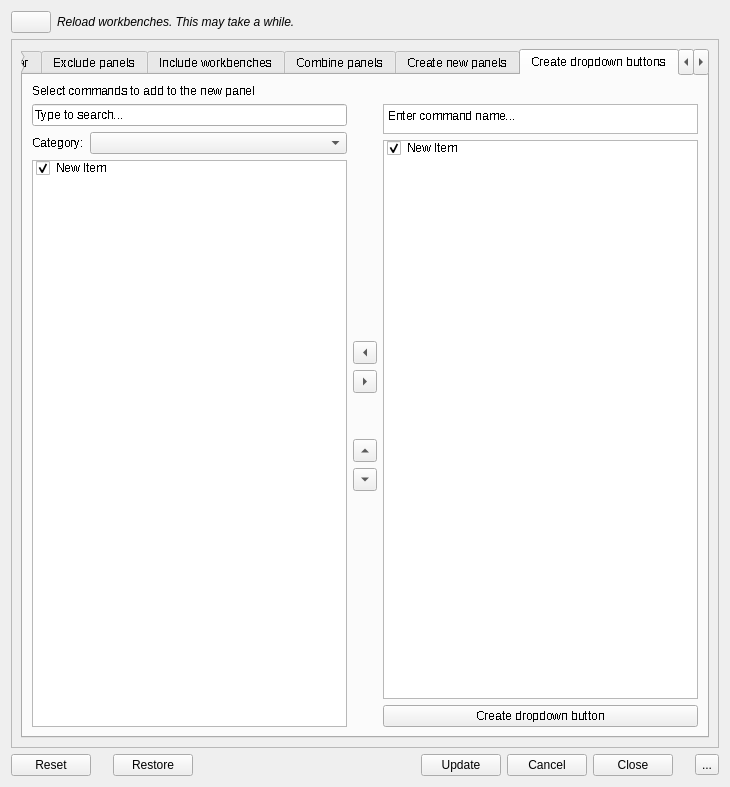
First picture: the form in Resources/ui/Design.ui, repository APEbbers/FreeCAD-Ribbon, before the edit.
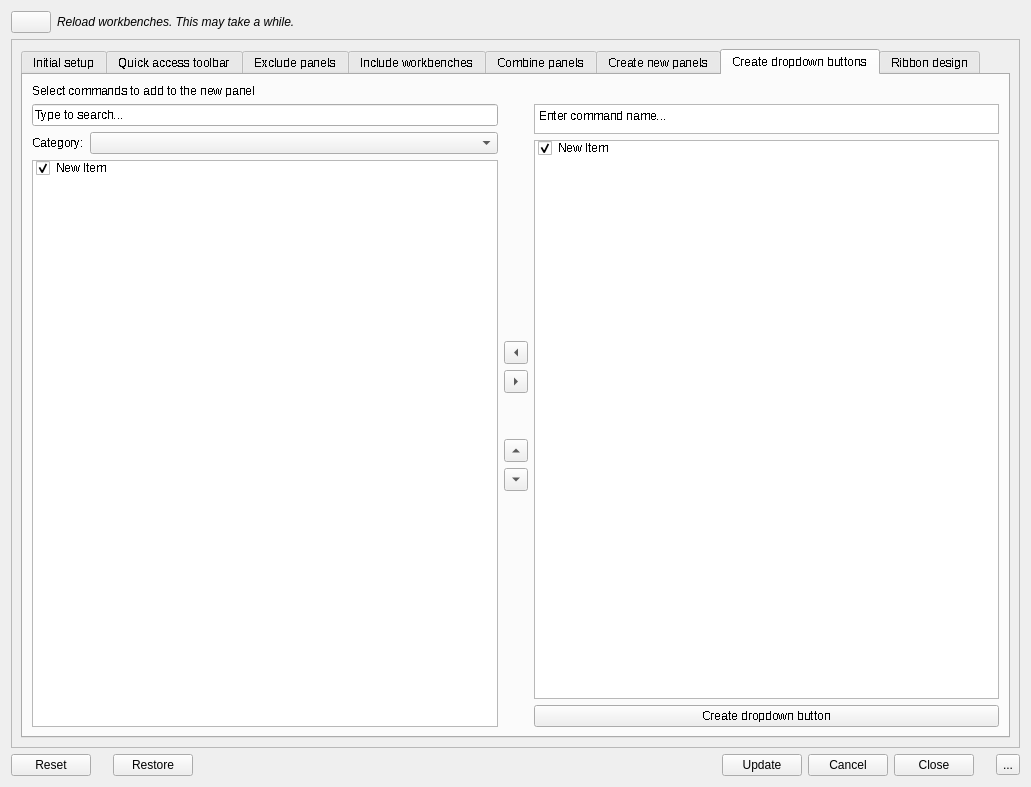
Second picture: the form after the edit. The open tabs and pages were chosen to show the change. Icons and pictures are not drawn.

Commit message: Changed names of controls for more clearity

Patch:
```diff
--- a/Resources/ui/Design.ui
+++ b/Resources/ui/Design.ui
@@ -9,7 +9,7 @@
    <rect>
     <x>0</x>
     <y>0</y>
-    <width>730</width>
+    <width>1031</width>
     <height>787</height>
    </rect>
   </property>
@@ -167,7 +167,7 @@
          <rect>
           <x>0</x>
           <y>0</y>
-          <width>708</width>
+          <width>1009</width>
           <height>703</height>
          </rect>
         </property>
```
Left out of the diff: 120 changed lines with no effect on the pictures. The commit also changes 2 other files.
